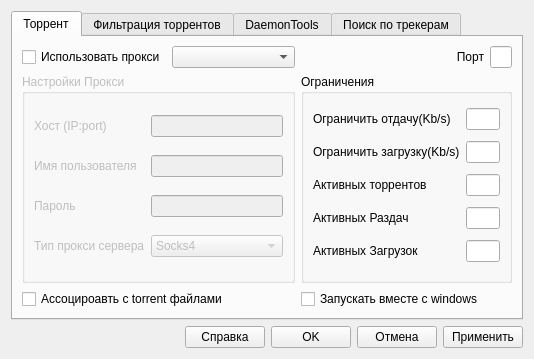
Old version of the form trunk/CuteTorrent/LTorrent/SettingsDialog.ui in the repository SuperNerd-James/cutetorrent.
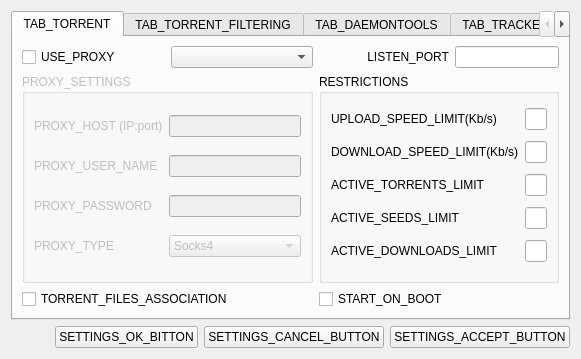
New version of the form. The open tabs and pages were chosen to show the change. Icons and pictures are not drawn.

The edit to the form file:
```diff
--- a/trunk/CuteTorrent/LTorrent/SettingsDialog.ui
+++ b/trunk/CuteTorrent/LTorrent/SettingsDialog.ui
@@ -18,7 +18,7 @@
     <normaloff>:/icons/app.ico</normaloff>:/icons/app.ico</iconset>
   </property>
   <layout class="QGridLayout" name="gridLayout_4">
-   <item row="0" column="0" colspan="5">
+   <item row="0" column="0" colspan="4">
     <widget class="QTabWidget" name="tabWidget">
      <property name="autoFillBackground">
       <bool>true</bool>
@@ -28,13 +28,13 @@
      </property>
      <widget class="QWidget" name="tab_3">
       <attribute name="title">
-       <string>Торрент</string>
+       <string>TAB_TORRENT</string>
       </attribute>
       <layout class="QGridLayout" name="gridLayout_2">
        <item row="0" column="0">
         <widget class="QCheckBox" name="useProxyCheckBox">
          <property name="text">
-          <string>Использовать прокси</string>
+          <string>USE_PROXY</string>
          </property>
         </widget>
        </item>
@@ -50,7 +50,7 @@
           <bool>false</bool>
          </property>
          <property name="text">
-          <string>Порт</string>
+          <string>LISTEN_PORT</string>
          </property>
          <property name="alignment">
           <set>Qt::AlignRight|Qt::AlignTrailing|Qt::AlignVCenter</set>
@@ -66,13 +66,13 @@
           <bool>false</bool>
          </property>
          <property name="title">
-          <string>Настройки Прокси</string>
+          <string>PROXY_SETTINGS</string>
          </property>
          <layout class="QGridLayout" name="gridLayout">
           <item row="3" column="0">
            <widget class="QLabel" name="label_5">
             <property name="text">
-             <string>Тип прокси сервера</string>
+             <string>PROXY_TYPE</string>
             </property>
            </widget>
           </item>
@@ -85,14 +85,14 @@
           <item row="1" column="0">
            <widget class="QLabel" name="label_3">
             <property name="text">
-             <string>Имя пользователя</string>
+             <string>PROXY_USER_NAME</string>
             </property>
            </widget>
           </item>
           <item row="0" column="0">
            <widget class="QLabel" name="label_2">
             <property name="text">
-             <string>Хост (IP:port)</string>
+             <string>PROXY_HOST (IP:port)</string>
             </property>
            </widget>
           </item>
@@ -136,7 +136,7 @@
           <item row="2" column="0">
            <widget class="QLabel" name="label_4">
             <property name="text">
-             <string>Пароль</string>
+             <string>PROXY_PASSWORD</string>
             </property>
            </widget>
           </item>
@@ -146,13 +146,13 @@
        <item row="1" column="2" colspan="2">
         <widget class="QGroupBox" name="groupBox_2">
          <property name="title">
-          <string>Ограничения</string>
+          <string>RESTRICTIONS</string>
          </property>
          <layout class="QGridLayout" name="gridLayout_3">
           <item row="0" column="0">
            <widget class="QLabel" name="label_6">
             <property name="text">
-             <string>Ограничить отдачу(Kb/s)</string>
+             <string>UPLOAD_SPEED_LIMIT(Kb/s)</string>
             </property>
            </widget>
           </item>
@@ -162,7 +162,7 @@
           <item row="3" column="0">
            <widget class="QLabel" name="label_15">
             <property name="text">
-             <string>Активных торрентов</string>
+             <string>ACTIVE_TORRENTS_LIMIT</string>
             </property>
            </widget>
           </item>
@@ -172,7 +172,7 @@
           <item row="2" column="0">
            <widget class="QLabel" name="label_7">
             <property name="text">
-             <string>Ограничить загрузку(Kb/s)</string>
+             <string>DOWNLOAD_SPEED_LIMIT(Kb/s)</string>
             </property>
            </widget>
           </item>
@@ -182,7 +182,7 @@
           <item row="4" column="0">
            <widget class="QLabel" name="label_16">
             <property name="text">
-             <string>Активных Раздач</string>
+             <string>ACTIVE_SEEDS_LIMIT</string>
             </property>
            </widget>
           </item>
@@ -192,7 +192,7 @@
           <item row="5" column="0">
            <widget class="QLabel" name="label_17">
             <property name="text">
-             <string>Активных Загрузок</string>
+             <string>ACTIVE_DOWNLOADS_LIMIT</string>
             </property>
            </widget>
           </item>
@@ -205,14 +205,14 @@
        <item row="2" column="0" colspan="2">
         <widget class="QCheckBox" name="asociationCheckBox">
          <property name="text">
-          <string>Ассоцироавть с torrent файлами</string>
+          <string>TORRENT_FILES_ASSOCIATION</string>
          </property>
         </widget>
        </item>
        <item row="2" column="2">
         <widget class="QCheckBox" name="runOnbootCheckBox">
          <property name="text">
-          <string>Запускать вместе с windows</string>
+          <string>START_ON_BOOT</string>
          </property>
         </widget>
        </item>
@@ -220,7 +220,7 @@
      </widget>
      <widget class="QWidget" name="tab">
       <attribute name="title">
-       <string>Фильтрация торрентов</string>
+       <string>TAB_TORRENT_FILTERING</string>
       </attribute>
       <layout class="QGridLayout" name="gridLayout_13">
        <item row="0" column="0" rowspan="3">
@@ -354,7 +354,7 @@
      </widget>
      <widget class="QWidget" name="tab_4">
       <attribute name="title">
-       <string>DaemonTools</string>
+       <string>TAB_DAEMONTOOLS</string>
       </attribute>
       <layout class="QGridLayout" name="gridLayout_12">
        <item row="0" column="0">
@@ -465,7 +465,7 @@
      </widget>
      <widget class="QWidget" name="tab_5">
       <attribute name="title">
-       <string>Поиск по трекерам</string>
+       <string>TAB_TRACKER_SEARCH</string>
       </attribute>
       <layout class="QGridLayout" name="gridLayout_16">
        <item row="0" column="0">
@@ -654,17 +654,17 @@
      </widget>
     </widget>
    </item>
-   <item row="1" column="3">
-    <widget class="QPushButton" name="cancelButton">
-     <property name="text">
-      <string>Отмена</string>
-     </property>
-    </widget>
-   </item>
    <item row="1" column="2">
+    <widget class="QPushButton" name="cancelButton">
+     <property name="text">
+      <string>SETTINGS_CANCEL_BUTTON</string>
+     </property>
+    </widget>
+   </item>
+   <item row="1" column="1">
     <widget class="QPushButton" name="OKButton">
      <property name="text">
-      <string>OK</string>
+      <string>SETTINGS_OK_BITTON</string>
      </property>
     </widget>
    </item>
@@ -681,17 +681,10 @@
      </property>
     </spacer>
    </item>
-   <item row="1" column="4">
+   <item row="1" column="3">
     <widget class="QPushButton" name="applyButton">
      <property name="text">
-      <string>Применить</string>
-     </property>
-    </widget>
-   </item>
-   <item row="1" column="1">
-    <widget class="QPushButton" name="helpButton">
-     <property name="text">
-      <string>Справка</string>
+      <string>SETTINGS_ACCEPT_BUTTON</string>
      </property>
     </widget>
    </item>
```
Left out of the diff: 66 changed lines with no effect on the pictures.
